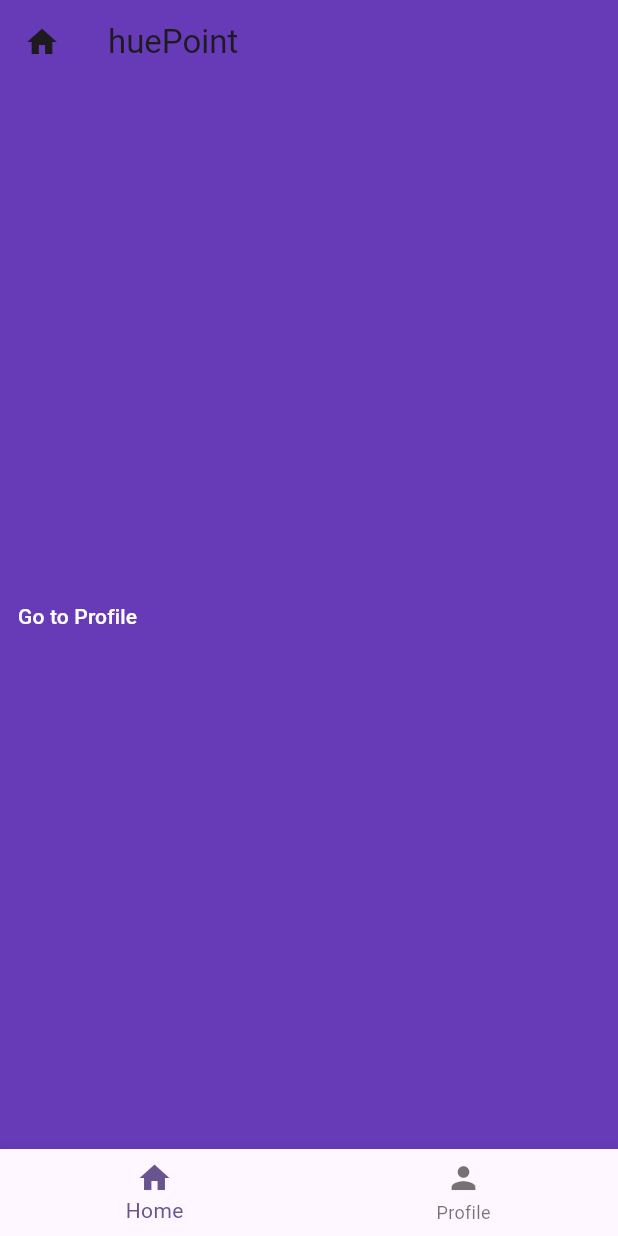
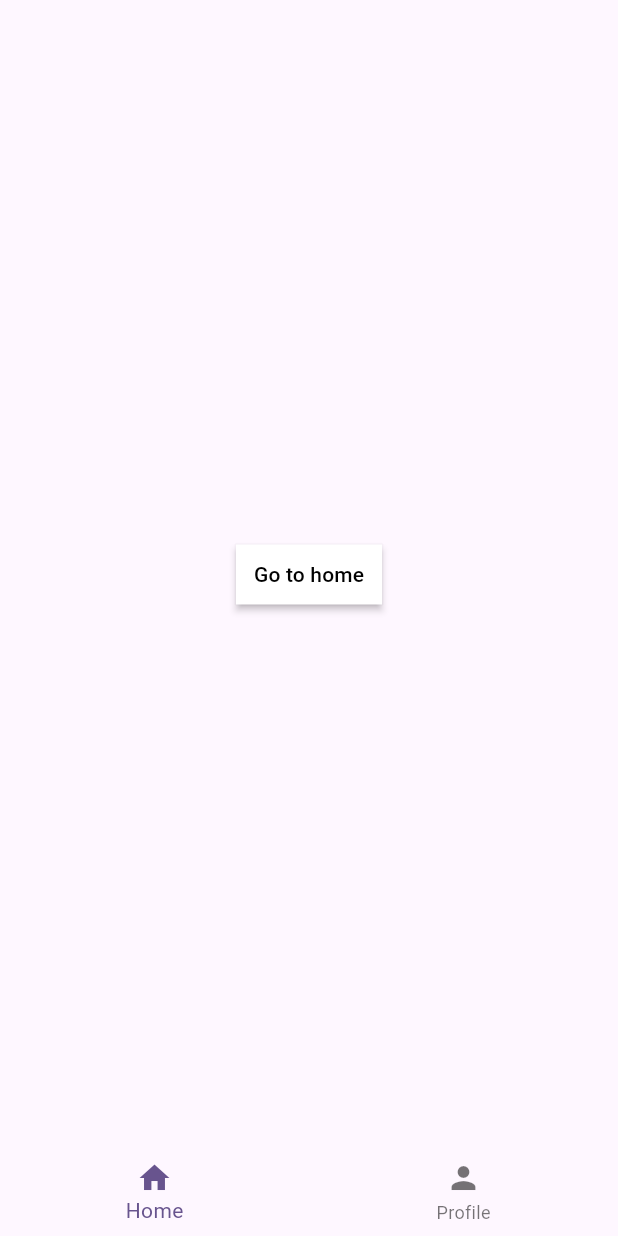
Before and after one commit to harinarayanan-kp/huepoint, a Flutter app: the screen it shows after launch, after a tap on "Go to Profile", on a phone screen of 412 x 824 dp. Run offline on Flutter 3.47's test engine with Material 3 defaults, Android fonts, the light colour scheme and no system bars; our stand-ins replace flutter_svg; Roboto replaces fonts that are missing (Poppins).

Commit message:
screens added, SVG package added etc.

```diff
--- a/lib/main.dart
+++ b/lib/main.dart
@@ -1,5 +1,11 @@
 import 'package:flutter/material.dart';
+import 'package:huepoint/screens/analyticsScreen.dart';
+import 'package:huepoint/screens/createPostScreen.dart';
 import 'package:huepoint/screens/homeScreen.dart';
+import 'package:huepoint/screens/inboxScreen.dart';
+import 'package:huepoint/screens/notificationScreen.dart';
+import 'package:huepoint/screens/profileScreen.dart';
+import 'package:huepoint/screens/settingsScreen.dart';
 
 void main() {
   runApp(const MyApp());
@@ -7,27 +13,43 @@ void main() {
 
 class MyApp extends StatelessWidget {
   const MyApp({super.key});
-
-  // This widget is the root of your application.
   @override
   Widget build(BuildContext context) {
     return MaterialApp(
         debugShowCheckedModeBanner: false,
         title: 'huePoint',
         theme: ThemeData(
+          fontFamily: 'Poppins',
+          bottomAppBarTheme: const BottomAppBarTheme(
+            elevation: 0,
+            color: Colors.transparent,
+          ),
           appBarTheme: const AppBarTheme(
             backgroundColor: Colors.transparent,
           ),
-        scaffoldBackgroundColor: Colors.deepPurple,
           textButtonTheme: TextButtonThemeData(
             style: TextButton.styleFrom(
-            foregroundColor: Colors.white,
+              shape: const RoundedRectangleBorder(
+                borderRadius: BorderRadius.zero, // No radius, sharp corners
+              ),
+              elevation: 2, // Apply elevation for shadow effect
+              shadowColor: const Color(0xFF000000),
+              foregroundColor: const Color.fromARGB(255, 0, 0, 0),
+              backgroundColor: const Color.fromARGB(255, 255, 255, 255),
             ),
           ),
           colorScheme: ColorScheme.fromSeed(seedColor: Colors.deepPurple),
           useMaterial3: true,
         ),
         home: const SafeArea(child: Homescreen()),
-    );
+        routes: <String, WidgetBuilder>{
+          '/home': (BuildContext context) => const Homescreen(),
+          '/profile': (BuildContext context) => const Profilescreen(),
+          '/settings': (BuildContext context) => const Settingsscreen(),
+          '/createpost': (BuildContext context) => const Createpostscreen(),
+          '/inbox': (BuildContext context) => const Inboxscreen(),
+          '/notifications': (BuildContext context) => const Notificationscreen(),
+          '/analytics': (BuildContext context) => const Analyticsscreen(),
+        });
   }
 }
--- a/lib/screens/homeScreen.dart
+++ b/lib/screens/homeScreen.dart
@@ -1,4 +1,6 @@
 import 'package:flutter/material.dart';
+import 'package:flutter_svg/flutter_svg.dart';
+import 'package:huepoint/components/customButton.dart';
 
 class Homescreen extends StatelessWidget {
   const Homescreen({super.key});
@@ -6,24 +8,44 @@ class Homescreen extends StatelessWidget {
   @override
   Widget build(BuildContext context) {
     return Scaffold(
-      bottomNavigationBar: BottomNavigationBar(items: const [
-        BottomNavigationBarItem(icon: Icon(Icons.home), label: 'Home'),
-        BottomNavigationBarItem(icon: Icon(Icons.person), label: 'Profile'),
-      ]),
+      bottomNavigationBar: BottomNavigationBar(
+        items: const [
+          BottomNavigationBarItem(icon: Icon(Icons.home), label: 'Home'),
+          BottomNavigationBarItem(icon: Icon(Icons.person), label: 'Profile'),
+        ],
+      ),
       appBar: AppBar(
-        leading: const Icon(Icons.home),
-        title: const Text('huePoint'),
+        leading: Container(
+          padding: const EdgeInsets.all(8.0),
+          child: SvgPicture.asset(
+            'assets/images/huepoint.svg', // Path to your SVG asset
+            height: 50, // Set the desired height
+            width: 50, // Set the desired width
+          ),
+        ),
+        actions: [
+          IconButton(
+            icon: const Icon(Icons.notifications), // Inbox icon
+            onPressed: () {},
+          ),
+          IconButton(
+            icon: const Icon(Icons.message), // Message icon
+            onPressed: () {},
+          ),
+        ],
       ),
-      body: Column(
-          mainAxisSize: MainAxisSize.max,
+      body: Center(
+        child: Column(
           mainAxisAlignment: MainAxisAlignment.center,
-          crossAxisAlignment: CrossAxisAlignment.center,
           children: [
             TextButton(
-              onPressed: () {},
+              //Added a comma after CustomButton
+              onPressed: () => Navigator.pushNamed(context, '/profile'),
               child: const Text('Go to Profile'),
             ),
-          ]),
+          ],
+        ),
+      ),
     );
   }
 }
--- a/lib/screens/profileScreen.dart
+++ b/lib/screens/profileScreen.dart
@@ -5,6 +5,19 @@ class Profilescreen extends StatelessWidget {
 
   @override
   Widget build(BuildContext context) {
-    return const Placeholder();
+    return Scaffold(
+      bottomNavigationBar: BottomNavigationBar(
+          currentIndex: 0,
+          elevation: 0,
+          backgroundColor: Colors.transparent,
+          items: const [
+            BottomNavigationBarItem(icon: Icon(Icons.home), label: 'Home'),
+            BottomNavigationBarItem(icon: Icon(Icons.person), label: 'Profile'),
+          ]),
+      body: Center(
+          child: TextButton(
+              onPressed: () => Navigator.pop(context),
+              child: const Text('Go to home'))),
+    );
   }
 }
```
Also changed, not shown: lib/components/customButton.dart (added, +44 -0 lines), lib/screens/analyticsScreen.dart (+10 -0 lines), lib/screens/createPostScreen.dart (+10 -0 lines), lib/screens/inboxScreen.dart (+10 -0 lines), lib/screens/notificationScreen.dart (+10 -0 lines), lib/screens/settingsScreen.dart (+10 -0 lines), pubspec.yaml (+6 -20 lines), assets/images/huepoint.svg (added), lib/screens/discoveryScreen.dart (deleted), pubspec.lock. Lines whose indentation alone changed are shown as unchanged.
